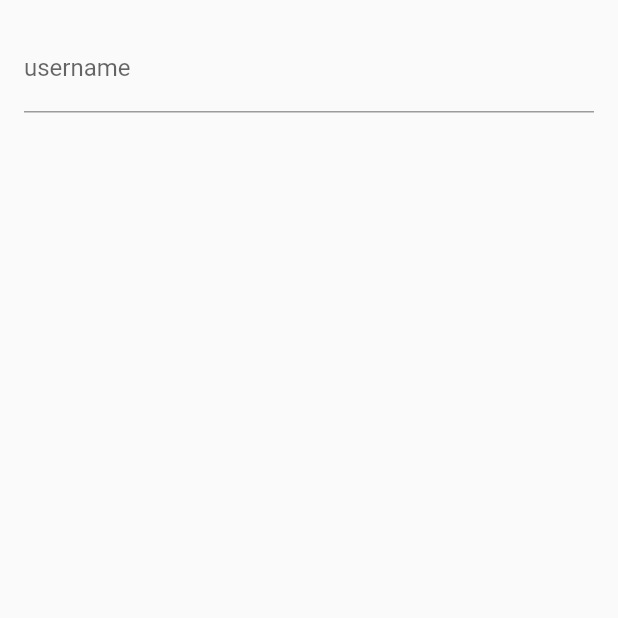
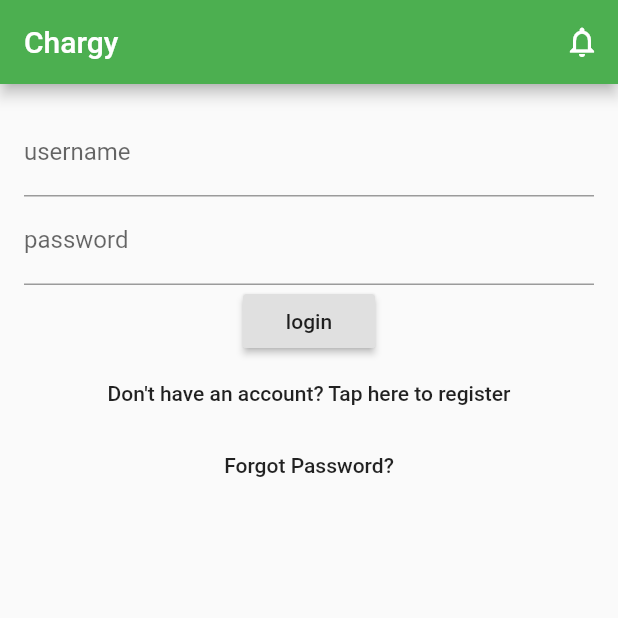
Before and after one commit to JonnyRiley/ReCharge, a Flutter app: the screen it shows after launch, on a phone screen of 412 x 824 dp, the top half of it. Run offline on Flutter 3.47's test engine with Material 2 defaults, Android fonts, the phone set to English and light mode, and no system bars.

Commit message:
base components added for login/sign up page, need to add functionality

```diff
--- a/lib/Widgets/LoginPage.dart
+++ b/lib/Widgets/LoginPage.dart
@@ -1,16 +1,32 @@
 import 'package:flutter/material.dart';
+import './MainHeader.dart';
 
 class LoginPage extends StatefulWidget {
   @override
   State<StatefulWidget> createState() => new _LoginPageState();
 }
 
+enum FormType { login, register }
+
 class _LoginPageState extends State<LoginPage> {
   final TextEditingController _usernameFilter = new TextEditingController();
+  final TextEditingController _emailFilter = new TextEditingController();
+  final TextEditingController _passwordFilter = new TextEditingController();
+  final TextEditingController _makeFilter = new TextEditingController();
+  final TextEditingController _modelFilter = new TextEditingController();
   String _username = '';
+  String _email = '';
+  String _password = '';
+  String _carMake = '';
+  String _carModel = '';
+  FormType _form = FormType.login;
 
   _LoginPageState() {
     _usernameFilter.addListener(_usernameListen);
+    _emailFilter.addListener(_emailListen);
+    _passwordFilter.addListener(_passwordListen);
+    _makeFilter.addListener(_makeListen);
+    _modelFilter.addListener(_modelListen);
   }
 
   void _usernameListen() {
@@ -21,13 +37,62 @@ class _LoginPageState extends State<LoginPage> {
     }
   }
 
+  void _emailListen() {
+    if (_emailFilter.text.isEmpty) {
+      _email = '';
+    } else {
+      _email = _emailFilter.text;
+    }
+  }
+
+  void _passwordListen() {
+    if (_passwordFilter.text.isEmpty) {
+      _password = '';
+    } else {
+      _password = _passwordFilter.text;
+    }
+  }
+
+  void _makeListen() {
+    if (_makeFilter.text.isEmpty) {
+      _carMake = '';
+    } else {
+      _carMake = _makeFilter.text;
+    }
+  }
+
+  void _modelListen() {
+    if (_makeFilter.text.isEmpty) {
+      _carModel = '';
+    } else {
+      _carModel = _modelFilter.text;
+    }
+  }
+
+  //swap between two forms, registering and logging in
+  void _formChange() async {
+    setState(() {
+      if (_form == FormType.register) {
+        _form = FormType.login;
+      } else {
+        _form = FormType.register;
+      }
+    });
+  }
+
   @override
   Widget build(BuildContext context) {
     return new Scaffold(
+      appBar: new MainHeader(
+        title: new Text('Chargy'),
+      ),
       body: new Container(
         padding: EdgeInsets.all(16.0),
         child: new Column(
-          children: <Widget>[_buildTextFields()],
+          children: <Widget>[
+            _buildTextFields(),
+            _buildButtons(),
+          ],
         ),
       ),
     );
@@ -40,8 +105,84 @@ class _LoginPageState extends State<LoginPage> {
         new Container(
             child: new TextField(
                 controller: _usernameFilter,
-                decoration: new InputDecoration(labelText: 'username')))
+                decoration: new InputDecoration(labelText: 'username'))),
+        new Container(
+            child: new TextField(
+          controller: _passwordFilter,
+          decoration: new InputDecoration(labelText: 'password'),
+          obscureText: true,
+        ))
       ],
     ));
   }
+
+  Widget _buildButtons() {
+    if (_form == FormType.login) {
+      return new Container(
+        child: new Column(
+          children: <Widget>[
+            new RaisedButton(
+              child: new Text('login'),
+              onPressed: _loginPressed,
+            ),
+            new FlatButton(
+              onPressed: _formChange,
+              child: new Text("Don't have an account? Tap here to register"),
+            ),
+            new FlatButton(
+              onPressed: _passwordReset,
+              child: new Text('Forgot Password?'),
+            )
+          ],
+        ),
+      );
+    } else {
+      return new Container(
+          child: new Column(
+        children: <Widget>[
+          new Container(
+            child: new TextField(
+              controller: _emailFilter,
+              decoration: new InputDecoration(labelText: 'email'),
+            ),
+          ),
+          new Container(
+            child: new TextField(
+              controller: _makeFilter,
+              decoration: new InputDecoration(labelText: 'Car Make'),
+            ),
+          ),
+          new Container(
+            child: new TextField(
+              controller: _modelFilter,
+              decoration: new InputDecoration(labelText: 'Car Model'),
+            ),
+          ),
+          new RaisedButton(
+            child: new Text('Create New Account'),
+            onPressed: _createAccountPressed,
+          ),
+          new FlatButton(
+            onPressed: _formChange,
+            child: new Text('Have an account? Tap here to login'),
+          ),
+        ],
+      ));
+    }
+  }
+
+// These functions can self contain any user or logic required, they all have access to username and email
+
+  void _loginPressed() {
+    print('The user wants to login with $_username, $_email');
+  }
+
+  void _createAccountPressed() {
+    print(
+        'The user wants to create an account with $_username, $_email, $_carMake, $_carModel and $_password');
+  }
+
+  void _passwordReset() {
+    print('The user wants a password request sent to $_email');
+  }
 }
--- /dev/null
+++ b/lib/Widgets/MainHeader.dart
@@ -0,0 +1,10 @@
+import 'package:flutter/material.dart';
+
+class MainHeader extends AppBar {
+  MainHeader({Key key, Widget title})
+      : super(key: key, title: title, actions: <Widget>[
+          new IconButton(
+              icon: new Icon(Icons.notifications_none),
+              onPressed: () => print('hello'))
+        ]);
+}
```
